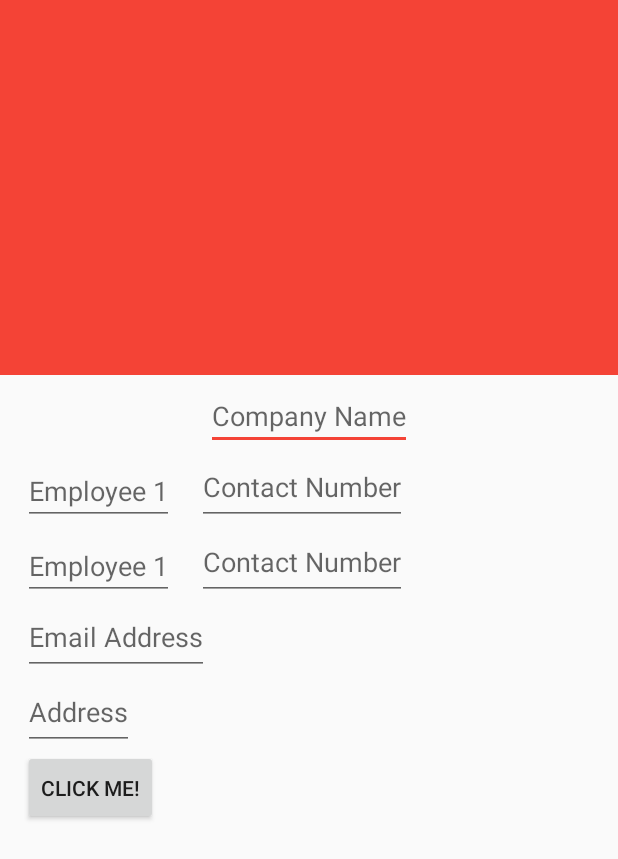
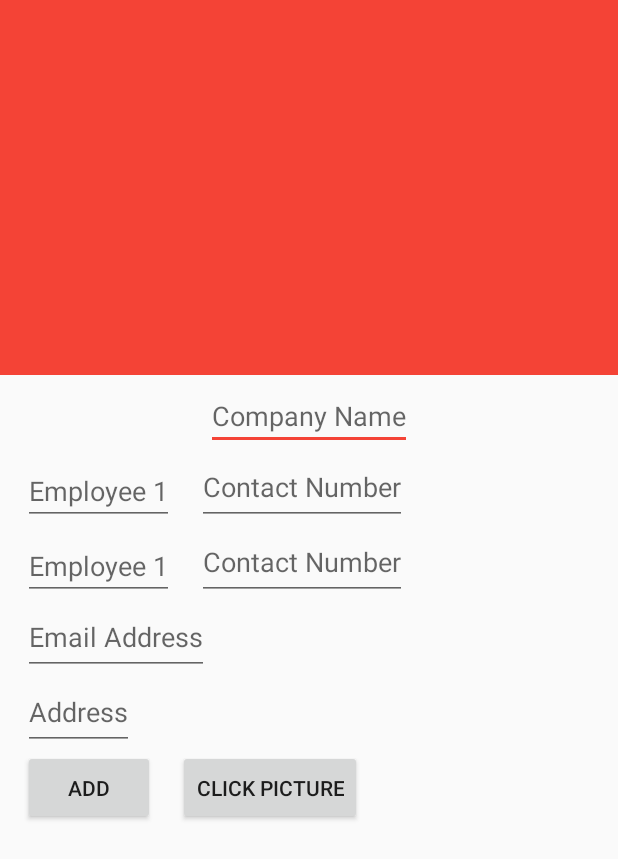
Before and after one commit to darnesaumya/cardTrix, an Android app: the screen it shows after launch (Add_new), after a tap on "Add new entry", on a phone screen of 412 x 824 dp. Shown: the top 859 px of the screen. Run offline under Robolectric (Android 15) with nearby library versions, the phone set to English and light mode, and no system bars; 1 other tap on this screen came first.

```diff
--- a/app/src/main/java/com/example/cardtrix/Add_new.java
+++ b/app/src/main/java/com/example/cardtrix/Add_new.java
@@ -1,16 +1,23 @@
 package com.example.cardtrix;
 
+import android.content.Intent;
+import android.content.pm.PackageManager;
 import android.database.Cursor;
 import android.database.sqlite.SQLiteDatabase;
+import android.graphics.Bitmap;
+import android.provider.MediaStore;
+import android.support.annotation.Nullable;
 import android.support.v7.app.AppCompatActivity;
 import android.os.Bundle;
 import android.view.View;
 import android.widget.Button;
 import android.widget.EditText;
+import android.widget.ImageView;
 
 public class Add_new extends AppCompatActivity {
     EditText tf1,tf2,tf3,tf4,tf5,tf6,tf7;
-    Button btn1;
+    Button btn1,btn2;
+    ImageView img;
     int id;
     SQLiteDatabase sqldb;
     Cursor resultCursor;
@@ -19,7 +26,9 @@ public class Add_new extends AppCompatActivity {
         super.onCreate(savedInstanceState);
         setContentView(R.layout.activity_add_new);
         id = 0;
+        img = findViewById(R.id.imgview);
         btn1 = findViewById(R.id.btn1);
+        btn2 = findViewById(R.id.photo);
         tf1 = findViewById(R.id.com_name);
         tf2 = findViewById(R.id.emp1);
         tf3 = findViewById(R.id.num1);
@@ -39,5 +48,23 @@ public class Add_new extends AppCompatActivity {
                 sqldb.execSQL("INSERT INTO CardTable(C_ID, C_Name, Emp1, Num1, Emp2, Num2, Email, Address) VALUES (" + id + ",'"+tf1.getText()+"' , '"+tf2.getText()+"' , '"+tf3.getText()+"' , '"+tf4.getText()+"' , '"+tf5.getText()+"' , '"+tf6.getText()+"' , '"+tf7.getText()+"')");
             }
         });
+        btn2.setOnClickListener(new View.OnClickListener() {
+            @Override
+            public void onClick(View view) {
+                Intent pictureIntent= new Intent(MediaStore.ACTION_IMAGE_CAPTURE);
+                if(pictureIntent.resolveActivity(getPackageManager()) != null){
+                    startActivityForResult(pictureIntent, 1);
+                }
+            }
+        });
+    }
+
+    @Override
+    protected void onActivityResult(int requestCode, int resultCode, @Nullable Intent data) {
+        if(requestCode == 1 && resultCode == RESULT_OK ){
+            Bundle extras = data.getExtras();
+            Bitmap image = (Bitmap) extras.get("data");
+            img.setImageBitmap(image);
+        }
     }
 }
--- a/app/src/main/java/com/example/cardtrix/MainActivity.java
+++ b/app/src/main/java/com/example/cardtrix/MainActivity.java
@@ -59,7 +59,7 @@ public class MainActivity extends AppCompatActivity implements NavigationView.On
             getSupportActionBar().setDisplayHomeAsUpEnabled(true);
         }
         sql = openOrCreateDatabase("MainDB", MODE_PRIVATE,null);
-        sql.execSQL("CREATE TABLE IF NOT EXISTS CardTable (C_ID Integer, C_Name VARCHAR , Emp1 VARCHAR, Num1 INTEGER, Emp2 VARCHAR, Num2 INTEGER, Email VARCHAR, Address VARCHAR)");
+        sql.execSQL("CREATE TABLE IF NOT EXISTS CardTable (C_ID Integer, C_Name VARCHAR , Emp1 VARCHAR, Num1 INTEGER, Emp2 VARCHAR, Num2 INTEGER, Email VARCHAR, Address VARCHAR, Image INTEGER)");
         navigationView.setNavigationItemSelectedListener(this);
         populator();
     }
--- a/app/src/main/res/layout/activity_add_new.xml
+++ b/app/src/main/res/layout/activity_add_new.xml
@@ -74,8 +74,16 @@
         android:id="@+id/btn1"
         android:layout_width="wrap_content"
         android:layout_height="50dp"
-        android:text="@string/click_me"
+        android:text="@string/Add"
         android:layout_below="@id/address"
-        android:layout_marginStart="15dp"/>
+        android:layout_marginStart="15dp" />
+    <android.support.v7.widget.AppCompatButton
+        android:id="@+id/photo"
+        android:layout_width="wrap_content"
+        android:layout_height="50dp"
+        android:layout_marginStart="15dp"
+        android:layout_toEndOf="@id/btn1"
+        android:layout_below="@id/address"
+        android:text="@string/click_picture"/>
 
 </RelativeLayout>
--- a/app/src/main/res/values/strings.xml
+++ b/app/src/main/res/values/strings.xml
@@ -16,6 +16,7 @@
     <string name="contact_number">Contact Number</string>
     <string name="email_address">Email Address</string>
     <string name="address">Address</string>
-    <string name="click_me">Click Me!</string>
+    <string name="Add">Add</string>
     <string name="save_changes">Save Changes</string>
+    <string name="click_picture">Click Picture</string>
 </resources>
```
Also changed, not shown: app/src/main/AndroidManifest.xml (+5 -3 lines).
